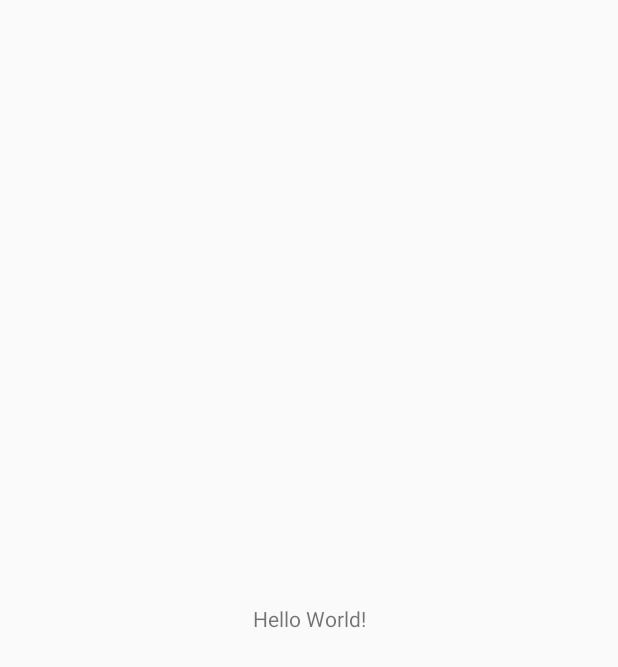
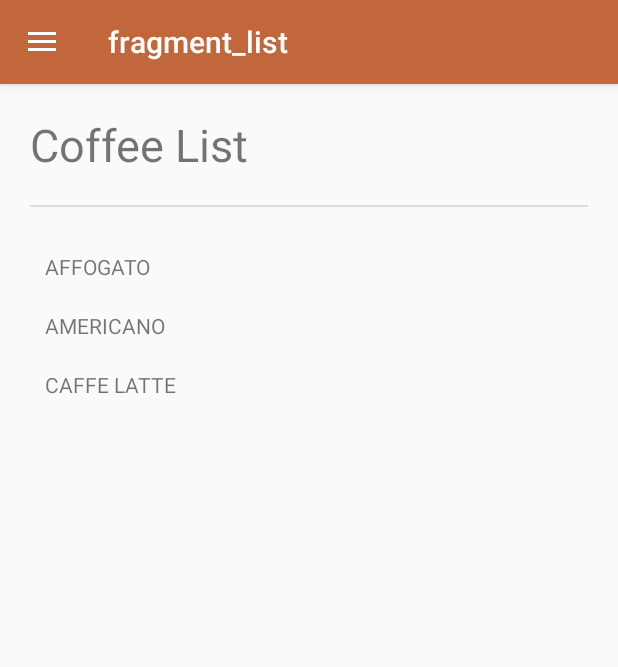
Before and after one commit to salmampn/LAB_WEEK_04, an Android app: the screen it shows after launch (MainActivity), on a phone screen of 412 x 824 dp. Before the commit the part shown is almost empty. Shown: the top 667 px of the screen. Run offline under Robolectric (Android 15) with nearby library versions, the phone set to English and light mode, and no system bars; our stand-ins replace navigation-ui.

Commit message:
build drawer

```diff
--- a/app/src/main/java/com/example/lab_week_04/MainActivity.kt
+++ b/app/src/main/java/com/example/lab_week_04/MainActivity.kt
@@ -5,16 +5,38 @@ import androidx.activity.enableEdgeToEdge
 import androidx.appcompat.app.AppCompatActivity
 import androidx.core.view.ViewCompat
 import androidx.core.view.WindowInsetsCompat
+import androidx.navigation.findNavController
+import androidx.navigation.fragment.NavHostFragment
+import androidx.navigation.ui.AppBarConfiguration
+import androidx.navigation.ui.navigateUp
+import androidx.navigation.ui.setupActionBarWithNavController
+import androidx.navigation.ui.setupWithNavController
+import com.google.android.material.navigation.NavigationView
 
 class MainActivity : AppCompatActivity() {
+    private lateinit var appBarConfiguration: AppBarConfiguration
     override fun onCreate(savedInstanceState: Bundle?) {
         super.onCreate(savedInstanceState)
-        enableEdgeToEdge()
         setContentView(R.layout.activity_main)
-        ViewCompat.setOnApplyWindowInsetsListener(findViewById(R.id.main)) { v, insets ->
-            val systemBars = insets.getInsets(WindowInsetsCompat.Type.systemBars())
-            v.setPadding(systemBars.left, systemBars.top, systemBars.right, systemBars.bottom)
-            insets
-        }
+        setSupportActionBar(findViewById(R.id.toolbar))
+        val navHostFragment =
+            supportFragmentManager.findFragmentById(R.id.nav_host_fragment)
+                    as NavHostFragment
+        val navController = navHostFragment.navController
+//Creating top level destinations
+//and adding them to the draw
+        appBarConfiguration = AppBarConfiguration(
+            setOf(
+                R.id.listFragment, R.id.favoritesFragment
+            ), findViewById(R.id.drawer_layout)
+        )
+        setupActionBarWithNavController(navController, appBarConfiguration)
+        findViewById<NavigationView>(R.id.nav_view)
+            ?.setupWithNavController(navController)
+    }
+    override fun onSupportNavigateUp(): Boolean {
+        val navController = findNavController(R.id.nav_host_fragment)
+        return navController.navigateUp(appBarConfiguration) ||
+                super.onSupportNavigateUp()
     }
 }
--- a/app/src/main/res/layout/activity_main.xml
+++ b/app/src/main/res/layout/activity_main.xml
@@ -1,19 +1,23 @@
 <?xml version="1.0" encoding="utf-8"?>
-<androidx.constraintlayout.widget.ConstraintLayout xmlns:android="http://schemas.android.com/apk/res/android"
+<androidx.drawerlayout.widget.DrawerLayout
+    xmlns:android="http://schemas.android.com/apk/res/android"
     xmlns:app="http://schemas.android.com/apk/res-auto"
     xmlns:tools="http://schemas.android.com/tools"
-    android:id="@+id/main"
+    android:id="@+id/drawer_layout"
     android:layout_width="match_parent"
     android:layout_height="match_parent"
-    tools:context=".MainActivity">
-
-    <TextView
+    android:fitsSystemWindows="true"
+    tools:openDrawer="start">
+    <include
+        layout="@layout/app_bar_main"
+        android:layout_width="match_parent"
+        android:layout_height="match_parent" />
+    <com.google.android.material.navigation.NavigationView
+        android:id="@+id/nav_view"
         android:layout_width="wrap_content"
-        android:layout_height="wrap_content"
-        android:text="Hello World!"
-        app:layout_constraintBottom_toBottomOf="parent"
-        app:layout_constraintEnd_toEndOf="parent"
-        app:layout_constraintStart_toStartOf="parent"
-        app:layout_constraintTop_toTopOf="parent" />
-
-</androidx.constraintlayout.widget.ConstraintLayout>
+        android:layout_height="match_parent"
+        android:layout_gravity="start"
+        android:fitsSystemWindows="true"
+        app:headerLayout="@layout/nav_header_main"
+        app:menu="@menu/activity_main_drawer" />
+</androidx.drawerlayout.widget.DrawerLayout>
--- /dev/null
+++ b/app/src/main/res/menu/activity_main_drawer.xml
@@ -0,0 +1,21 @@
+<?xml version="1.0" encoding="utf-8"?>
+<menu xmlns:android="http://schemas.android.com/apk/res/android"
+    xmlns:tools="http://schemas.android.com/tools"
+    tools:showIn="navigation_view">
+    <group
+        android:id="@+id/menu_top"
+        android:checkableBehavior="single">
+        <item
+            android:id="@+id/listFragment"
+            android:icon="@drawable/coffee_menu"
+            android:title="@string/menu_coffee" />
+    </group>
+    <group
+        android:id="@+id/menu_bottom"
+        android:checkableBehavior="single">
+        <item
+            android:id="@+id/favoritesFragment"
+            android:icon="@drawable/favourite_menu"
+            android:title="@string/menu_favorites" />
+    </group>
+</menu>
```
